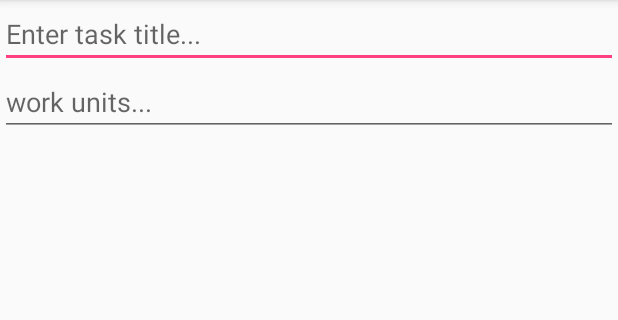
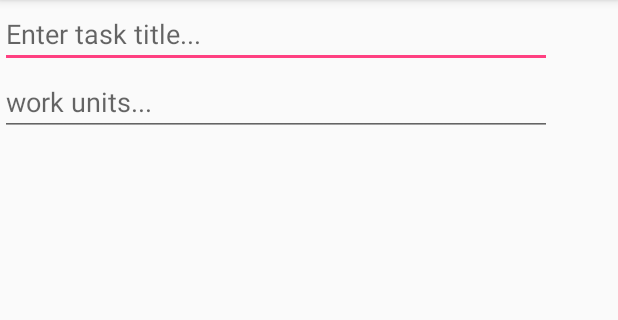
Before and after one commit to PatrickMalolepszy/task-tracker-android, an Android app: the CreateTask screen opened directly, with no data from a screen before it, on a phone screen of 412 x 824 dp, the part 84-404 px from its top. Run offline under Robolectric (Android 15) with nearby library versions, the phone set to English and light mode, and no system bars; our stand-ins replace ButterKnife.

Commit message:
quick change

```diff
--- a/app/src/main/res/layout/activity_create_task.xml
+++ b/app/src/main/res/layout/activity_create_task.xml
@@ -10,18 +10,18 @@
 
     <EditText
         android:id="@+id/task_title_editText"
-        android:layout_width="match_parent"
+        android:layout_width="368dp"
         android:layout_height="wrap_content"
         android:inputType="text"
-        android:hint="@string/enter_task_title"/>
+        android:hint="@string/enter_task_title" />
 
     <EditText
         android:id="@+id/work_units_editText"
-        android:layout_width="match_parent"
+        android:layout_width="368dp"
         android:layout_height="wrap_content"
         android:inputType="number"
         android:hint="@string/work_units"
-        app:layout_constraintTop_toBottomOf="@id/task_title_editText"/>
+        app:layout_constraintTop_toBottomOf="@+id/task_title_editText" />
 
     <Button
         android:id="@+id/save_task_button"
@@ -30,6 +30,6 @@
         android:layout_width="wrap_content"
         app:layout_constraintRight_toLeftOf="parent"
         app:layout_constraintLeft_toRightOf="parent"
-        app:layout_constraintTop_toBottomOf="@id/work_units_editText" />
+        app:layout_constraintTop_toBottomOf="@+id/work_units_editText" />
 
 </android.support.constraint.ConstraintLayout>
```
